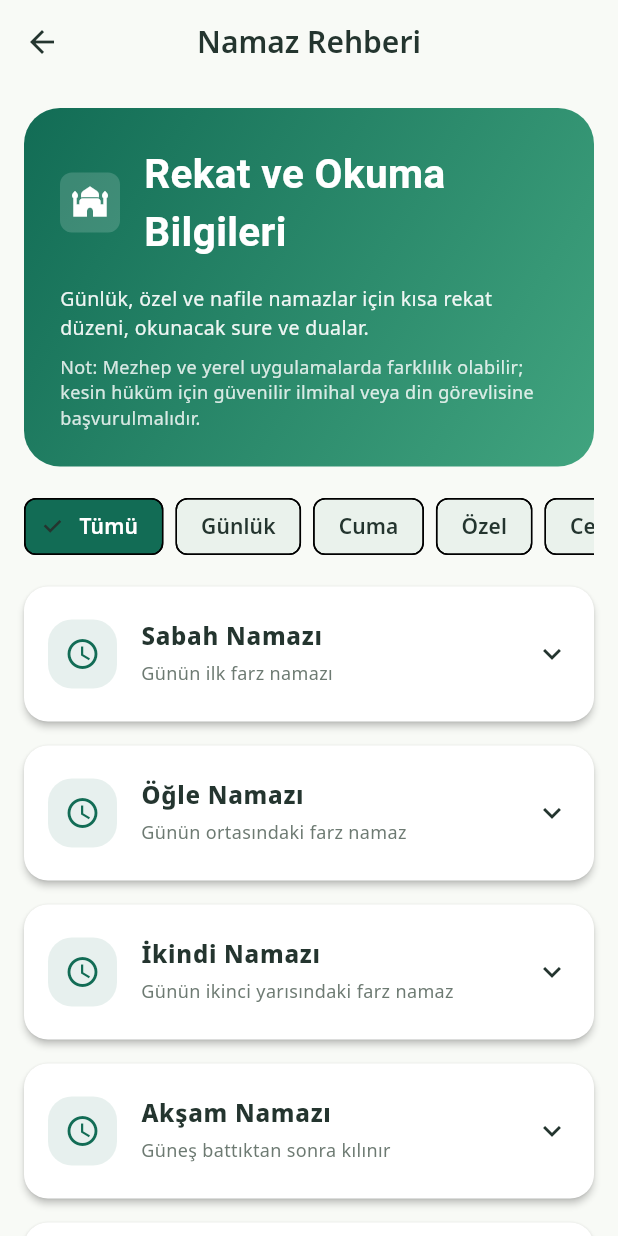
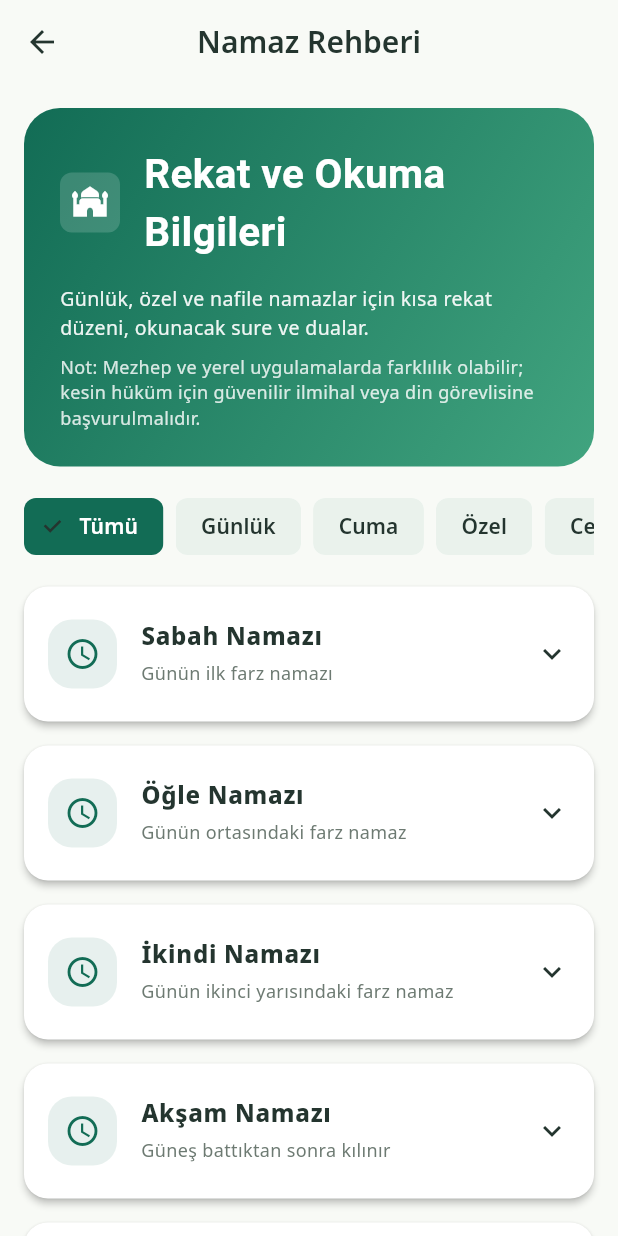
Before and after one commit to eserlg/manevi-rehber, a Flutter app: the PrayerGuideScreen screen opened directly, on a phone screen of 412 x 824 dp. Run offline on Flutter 3.47's test engine with Material 3 defaults, Android fonts, the phone set to English and light mode, and no system bars; our stand-ins replace dio, flutter_riverpod, flutter_tts, geolocator, google_fonts, just_audio and 4 more; missing offline and left inert: dart:html, dart:js_interop; accounts and stored records are empty; Roboto replaces fonts that are missing (Amiri).

Commit message:
Polish prayer guide filters

```diff
--- a/lib/presentation/screens/prayer_guide_screen.dart
+++ b/lib/presentation/screens/prayer_guide_screen.dart
@@ -167,7 +167,7 @@ class _PrayerGuideScreenState extends State<PrayerGuideScreen> {
                   fontWeight: FontWeight.w600,
                 ),
                 backgroundColor: AppColors.surfaceVariant,
-                side: const BorderSide(),
+                side: const BorderSide(color: Colors.transparent),
                 onSelected: (_) {
                   setState(() => _selectedCategory = category.$1);
                 },
```
